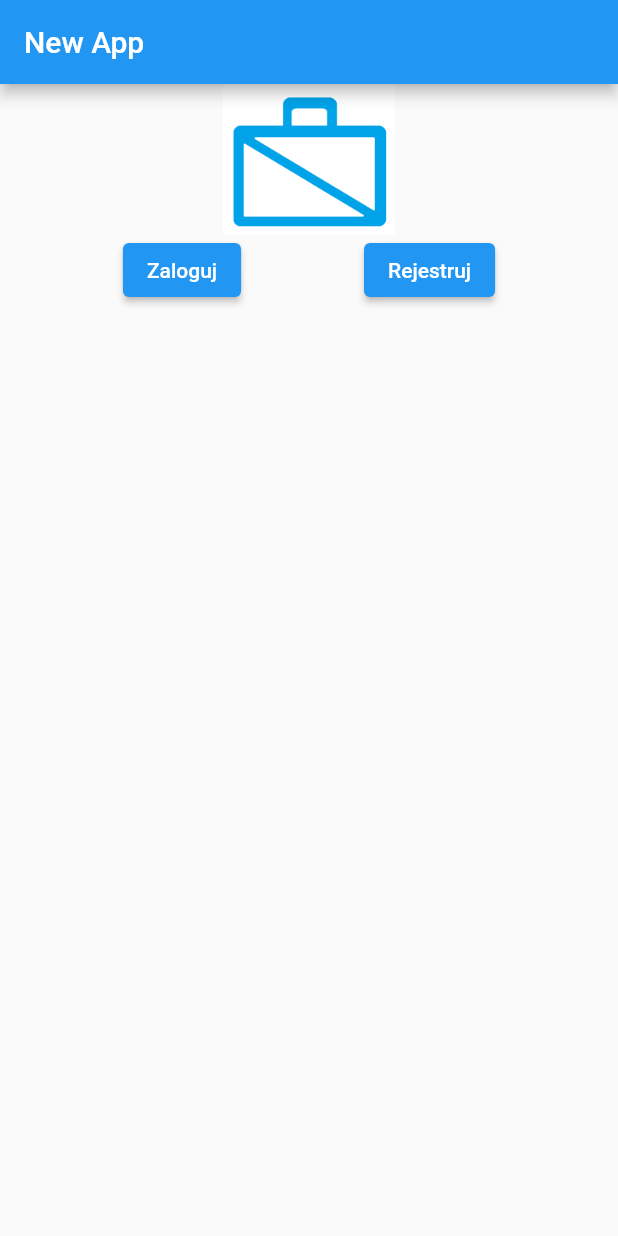
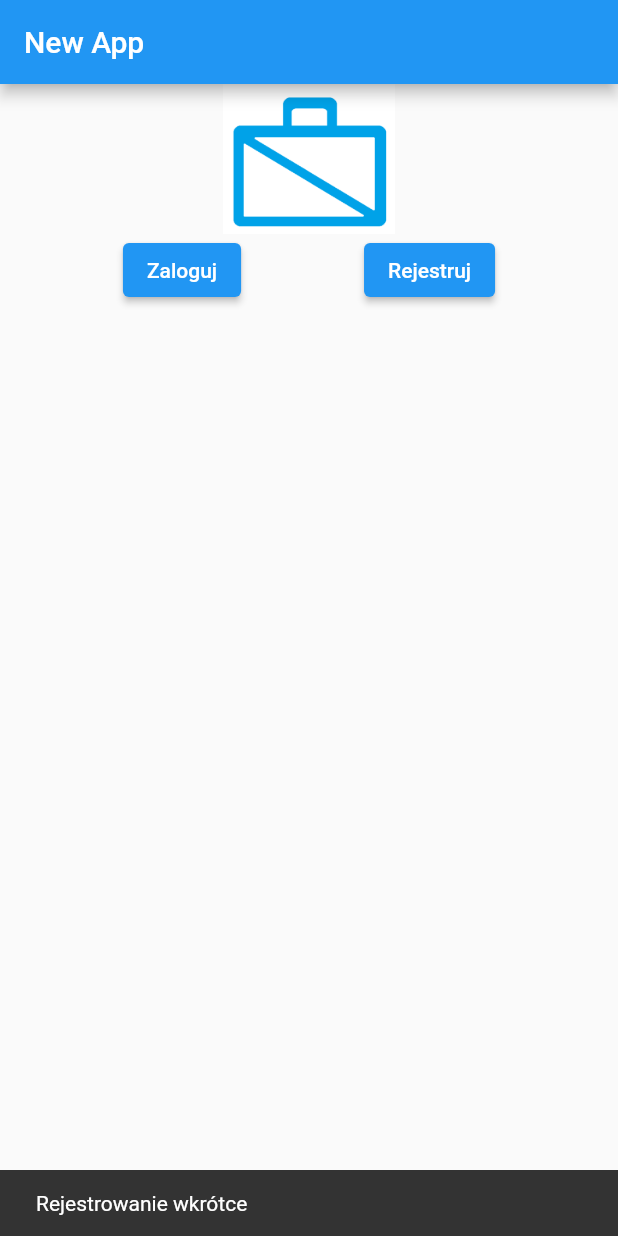
Before and after one commit to ignactr/project_08, a Flutter app: the screen it shows after launch, after a tap on "Rejestruj", on a phone screen of 412 x 824 dp. Run offline on Flutter 3.47's test engine with Material 2 defaults, Android fonts, the phone set to English and light mode, and no system bars.

Commit message:
added tooltip and snackbar to buttons

```diff
--- a/lib/welcomepage.dart
+++ b/lib/welcomepage.dart
@@ -1,4 +1,8 @@
 import 'package:flutter/material.dart';
+
+const registerInfo = SnackBar(
+  content: Text('Rejestrowanie wkrótce'),
+);
 
 class WelcomePage extends StatelessWidget {
   @override
@@ -9,8 +13,13 @@ class WelcomePage extends StatelessWidget {
         Row(
           mainAxisAlignment: MainAxisAlignment.spaceEvenly,
           children: [
-            ElevatedButton(onPressed: () {}, child: Text('Zaloguj')),
-            ElevatedButton(onPressed: () {}, child: Text('Rejestruj')),
+            Tooltip(
+              message: 'Zaloguj się do serwisu',
+              child: ElevatedButton(onPressed: () {}, child: Text('Zaloguj'))
+              ),
+            ElevatedButton(onPressed: () {
+              ScaffoldMessenger.of(context).showSnackBar(registerInfo);
+            }, child: Text('Rejestruj')),
           ],
         )
       ],
```
